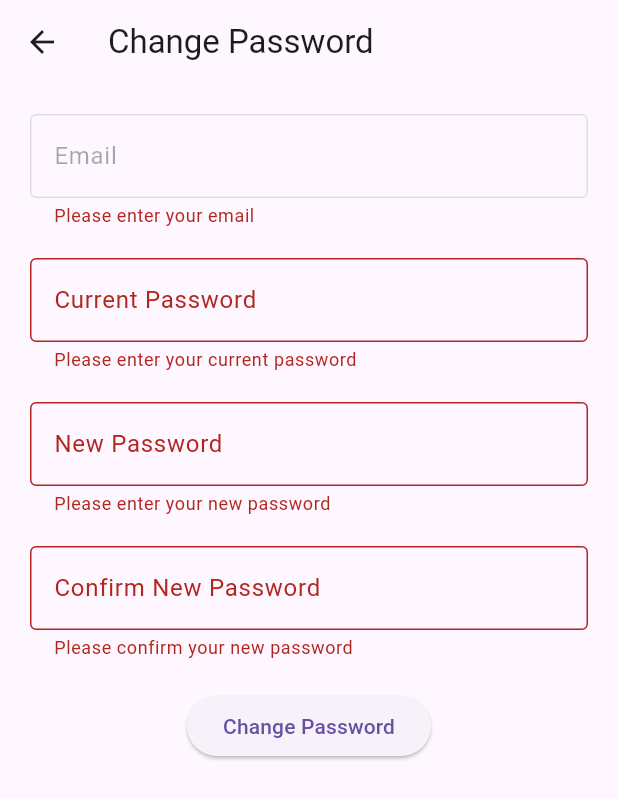
After one commit to llenny18/save2woproj, a Flutter app: the ChangePasswordScreen screen opened directly, after a tap on "Change Password", on a phone screen of 412 x 824 dp. The commit adds this screen. Shown: the top 799 px of the screen. Run offline on Flutter 3.47's test engine with Material 3 defaults, Android fonts, the phone set to English and light mode, and no system bars; our stand-ins replace carousel_slider, smooth_page_indicator, syncfusion_flutter_charts.

Commit message:
pa-accept(pls)

```diff
--- /dev/null
+++ b/lib/data/changepassword.dart
@@ -0,0 +1,189 @@
+import 'package:flutter/material.dart';
+import 'dart:convert';
+import 'package:http/http.dart' as http;
+import 'package:save2woproj/model/globals.dart' as global;
+
+class ChangePasswordScreen extends StatefulWidget {
+  @override
+  _ChangePasswordScreenState createState() => _ChangePasswordScreenState();
+}
+
+class _ChangePasswordScreenState extends State<ChangePasswordScreen> {
+  final _formKey = GlobalKey<FormState>();
+  final _emailController = TextEditingController();
+  final _passwordController = TextEditingController();
+  final _newPasswordController = TextEditingController();
+  final _confirmNewPasswordController = TextEditingController();
+
+  @override
+  void initState() {
+    super.initState();
+    _emailController.text = global.email;
+  }
+
+  Future<void> changePassword(
+      String email, String password, String newPassword) async {
+    try {
+      final response = await http.post(
+        Uri.parse('https://save2wo-api.vercel.app/login/change/password'),
+        headers: <String, String>{
+          'Content-Type': 'application/json; charset=UTF-8',
+        },
+        body: jsonEncode(<String, String>{
+          'username': email,
+          'password': password,
+          'new_password': newPassword,
+        }),
+      );
+
+      if (response.statusCode == 200) {
+        try {
+          var data = jsonDecode(response.body);
+          if (data['status'] == 'uccess') {
+            _showSuccessDialog('Password changed successfully');
+          } else {
+            _showErrorDialog(data['message'] ?? 'Unknown error');
+          }
+        } catch (e) {
+          print('Error parsing JSON: $e');
+          if (response.body == 'OK') {
+            _showSuccessDialog('Password changed successfully');
+          } else {
+            _showErrorDialog('Unknown error');
+          }
+        }
+      } else {
+        _showErrorDialog('Failed to change password. Please try again.');
+      }
+    } catch (e) {
+      print('Error occurred: $e');
+      _showErrorDialog('An error occurred. Please try again.');
+    }
+  }
+
+  void _showErrorDialog(String message) {
+    showDialog(
+      context: context,
+      builder: (context) => AlertDialog(
+        title: const Text('Error'),
+        content: Text(message),
+        actions: [
+          TextButton(
+            child: const Text('OK'),
+            onPressed: () {
+              Navigator.of(context).pop();
+            },
+          ),
+        ],
+      ),
+    );
+  }
+
+  void _showSuccessDialog(String message) {
+    showDialog(
+      context: context,
+      builder: (context) => AlertDialog(
+        title: const Text('Success'),
+        content: Text(message),
+        actions: [
+          TextButton(
+            child: const Text('OK'),
+            onPressed: () {
+              Navigator.of(context).pop();
+            },
+          ),
+        ],
+      ),
+    );
+  }
+
+  @override
+  Widget build(BuildContext context) {
+    return Scaffold(
+        appBar: AppBar(
+          title: Text('Change Password'),
+        ),
+        body: Padding(
+          padding: const EdgeInsets.all(20.0),
+          child: Form(
+            key: _formKey,
+            child: Column(
+              children: [
+                TextFormField(
+                  controller: _emailController,
+                  enabled: false, // Make the email field read-only
+                  decoration: InputDecoration(
+                    labelText: 'Email',
+                    border: OutlineInputBorder(),
+                  ),
+                  validator: (value) {
+                    if (value!.isEmpty) {
+                      return 'Please enter your email';
+                    }
+                    return null;
+                  },
+                ),
+                SizedBox(height: 20),
+                TextFormField(
+                  controller: _passwordController,
+                  decoration: InputDecoration(
+                    labelText: 'Current Password',
+                    border: OutlineInputBorder(),
+                  ),
+                  validator: (value) {
+                    if (value!.isEmpty) {
+                      return 'Please enter your current password';
+                    }
+                    return null;
+                  },
+                ),
+                SizedBox(height: 20),
+                TextFormField(
+                  controller: _newPasswordController,
+                  decoration: InputDecoration(
+                    labelText: 'New Password',
+                    border: OutlineInputBorder(),
+                  ),
+                  validator: (value) {
+                    if (value!.isEmpty) {
+                      return 'Please enter your new password';
+                    }
+                    return null;
+                  },
+                ),
+                SizedBox(height: 20),
+                TextFormField(
+                  controller: _confirmNewPasswordController,
+                  decoration: InputDecoration(
+                    labelText: 'Confirm New Password',
+                    border: OutlineInputBorder(),
+                  ),
+                  validator: (value) {
+                    if (value!.isEmpty) {
+                      return 'Please confirm your new password';
+                    }
+                    if (value != _newPasswordController.text) {
+                      return 'Passwords do not match';
+                    }
+                    return null;
+                  },
+                ),
+                SizedBox(height: 20),
+                ElevatedButton(
+                  onPressed: () async {
+                    if (_formKey.currentState!.validate()) {
+                      await changePassword(
+                        _emailController.text,
+                        _passwordController.text,
+                        _newPasswordController.text,
+                      );
+                    }
+                  },
+                  child: Text('Change Password'),
+                ),
+              ],
+            ),
+          ),
+        ));
+  }
+}
```
Also changed, not shown: lib/data/login.dart (+9 -14 lines), lib/main.dart (+48 -31 lines).
